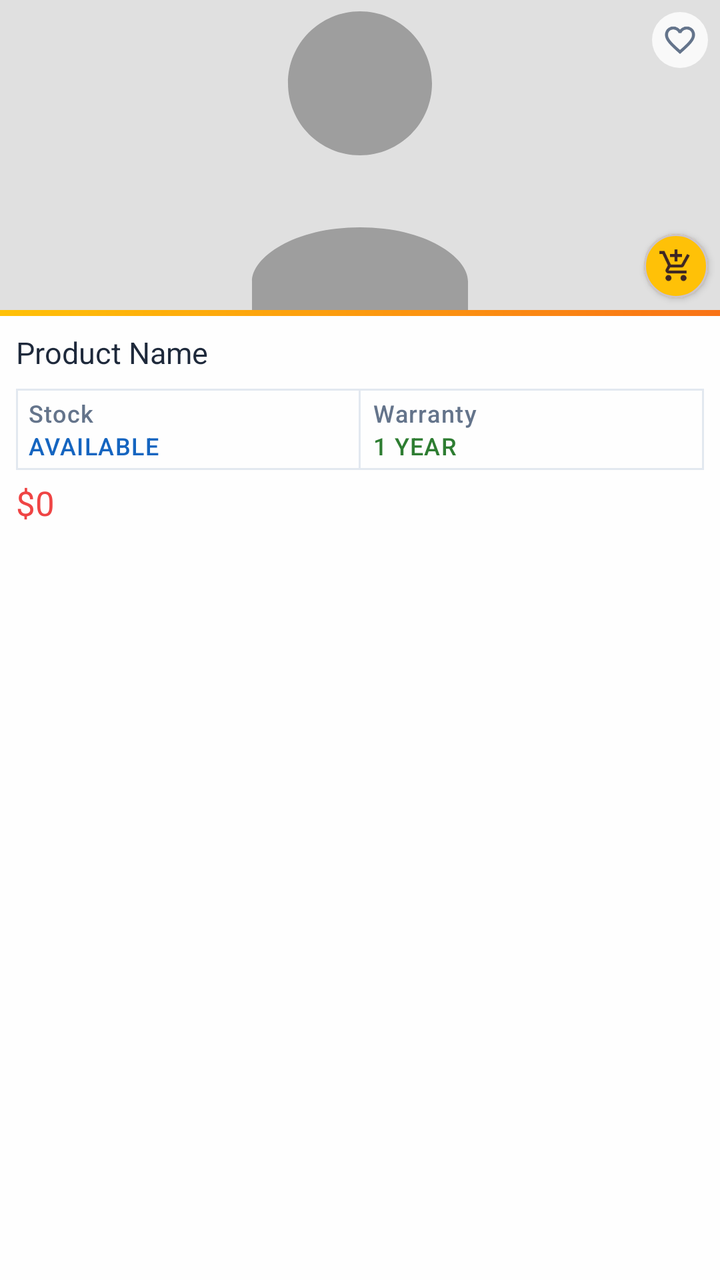
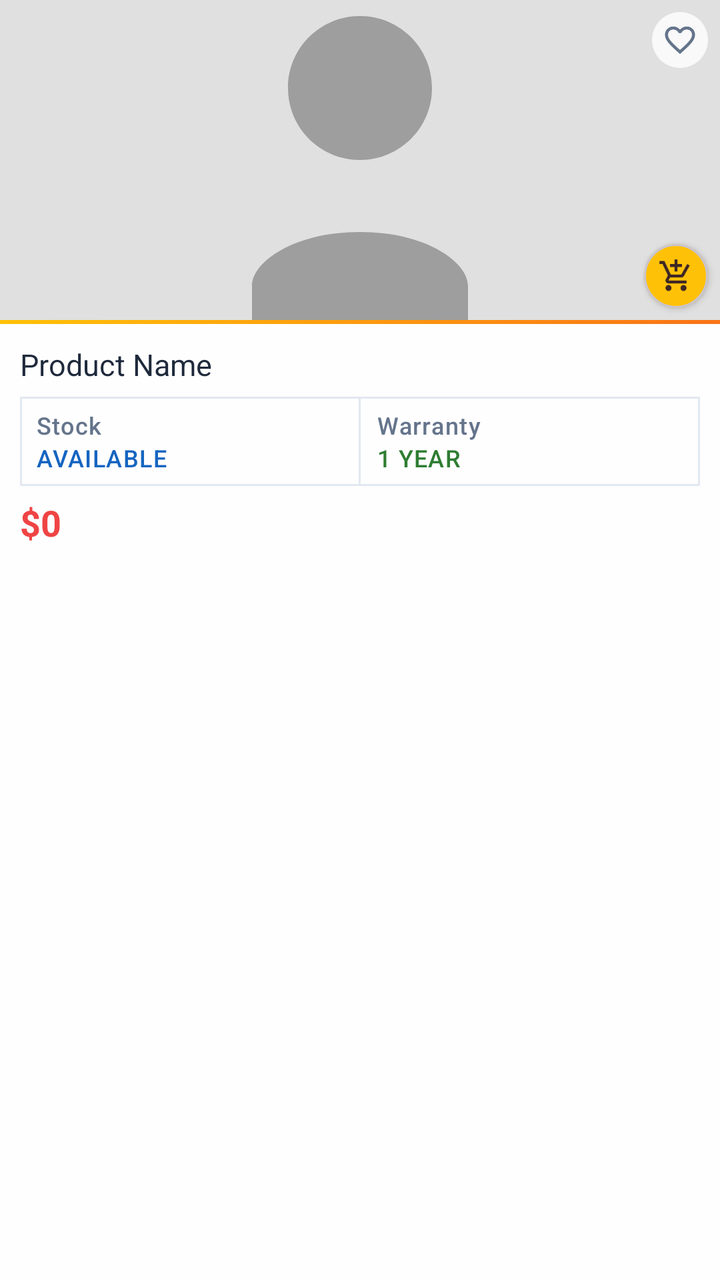

The first picture is an Android layout as it rendered before a commit; the second is the same layout after the commit. The layout source and the unified diff follow.
<!-- AndroidManifest.xml: application theme Theme.BeckieDealApp -->
<!-- res/layout/product_card.xml -->
﻿<?xml version="1.0" encoding="utf-8"?>

<com.google.android.material.card.MaterialCardView
    xmlns:android="http://schemas.android.com/apk/res/android"
    xmlns:app="http://schemas.android.com/apk/res-auto"
    android:layout_width="match_parent"
    android:layout_height="wrap_content"
    android:layout_margin="2dp"
    app:cardCornerRadius="0dp"
    app:cardElevation="0dp"
    app:strokeWidth="0dp"
    app:cardBackgroundColor="@color/product_card_bg">

    <LinearLayout
        android:layout_width="match_parent"
        android:layout_height="wrap_content"
        android:orientation="vertical">

        
        <FrameLayout
            android:layout_width="match_parent"
            android:layout_height="155dp"
            android:background="@color/card_bg_secondary">

            <ImageView
                android:id="@+id/productImage"
                android:layout_width="match_parent"
                android:layout_height="match_parent"
                android:scaleType="centerCrop"
                android:src="@drawable/placeholder_image" />

            <ImageView
                android:id="@+id/favoriteIcon"
                android:layout_width="28dp"
                android:layout_height="28dp"
                android:layout_gravity="top|end"
                android:layout_margin="6dp"
                android:background="@drawable/favorite_background"
                android:padding="5dp"
                android:src="@drawable/ic_favorite_border"
                app:tint="@color/text_secondary" />

            <com.google.android.material.card.MaterialCardView
                android:id="@+id/quickAddToCartButton"
                android:layout_width="32dp"
                android:layout_height="32dp"
                android:layout_gravity="bottom|end"
                android:layout_margin="6dp"
                app:cardCornerRadius="16dp"
                app:cardElevation="2dp"
                app:cardBackgroundColor="@color/yellow_star">
                <ImageView
                    android:layout_width="18dp"
                    android:layout_height="18dp"
                    android:layout_gravity="center"
                    android:src="@drawable/add_shopping_cart_24"
                    app:tint="@color/dark_brown" />
            </com.google.android.material.card.MaterialCardView>

        </FrameLayout>

        
        <View
            android:layout_width="match_parent"
            android:layout_height="3dp"
            android:background="@drawable/brand_bar_gradient" />

        
        <LinearLayout
            android:layout_width="match_parent"
            android:layout_height="wrap_content"
            android:orientation="vertical"
            android:paddingHorizontal="8dp"
            android:paddingTop="8dp"
            android:paddingBottom="10dp">

            
            <TextView
                android:id="@+id/productName"
                android:layout_width="match_parent"
                android:layout_height="wrap_content"
                android:text="Product Name"
                android:textAppearance="@style/TextAppearance.App.CardProductName"
                android:maxLines="2"
                android:ellipsize="end" />

            
            <TextView
                android:id="@+id/productVariant"
                android:layout_width="match_parent"
                android:layout_height="wrap_content"
                android:layout_marginTop="2dp"
                android:text=""
                android:textAppearance="@style/TextAppearance.App.Label"
                android:textAllCaps="false"
                android:textColor="@color/text_secondary"
                android:maxLines="1"
                android:ellipsize="end"
                android:visibility="gone" />

            
            <LinearLayout
                android:layout_width="match_parent"
                android:layout_height="wrap_content"
                android:layout_marginTop="8dp"
                android:background="@drawable/bg_fact_grid"
                android:orientation="horizontal">

                
                <LinearLayout
                    android:layout_width="0dp"
                    android:layout_height="wrap_content"
                    android:layout_weight="1"
                    android:orientation="vertical"
                    android:paddingHorizontal="6dp"
                    android:paddingVertical="4dp">

                    <TextView
                        android:layout_width="match_parent"
                        android:layout_height="wrap_content"
                        android:text="Stock"
                        android:textAppearance="@style/TextAppearance.App.Label"
                        android:textAllCaps="false"
                        android:textColor="@color/text_secondary" />

                    <TextView
                        android:id="@+id/stockStatus"
                        android:layout_width="match_parent"
                        android:layout_height="wrap_content"
                        android:text="Available"
                        android:textAppearance="@style/TextAppearance.App.Label"
                        android:textColor="#1565C0"
                        android:maxLines="1"
                        android:ellipsize="end" />
                </LinearLayout>

                
                <View
                    android:layout_width="1dp"
                    android:layout_height="match_parent"
                    android:background="@color/border_color" />

                
                <LinearLayout
                    android:layout_width="0dp"
                    android:layout_height="wrap_content"
                    android:layout_weight="1"
                    android:orientation="vertical"
                    android:paddingHorizontal="6dp"
                    android:paddingVertical="4dp">

                    <TextView
                        android:layout_width="match_parent"
                        android:layout_height="wrap_content"
                        android:text="Warranty"
                        android:textAppearance="@style/TextAppearance.App.Label"
                        android:textAllCaps="false"
                        android:textColor="@color/text_secondary" />

                    <TextView
                        android:id="@+id/warrantyText"
                        android:layout_width="match_parent"
                        android:layout_height="wrap_content"
                        android:text="1 Year"
                        android:textAppearance="@style/TextAppearance.App.Label"
                        android:textColor="#2E7D32"
                        android:maxLines="1"
                        android:ellipsize="end" />
                </LinearLayout>

            </LinearLayout>

            
            <TextView
                android:id="@+id/skuText"
                android:layout_width="wrap_content"
                android:layout_height="wrap_content"
                android:layout_marginTop="5dp"
                android:text=""
                android:textAppearance="@style/TextAppearance.App.Label"
                android:textColor="#00897B"
                android:visibility="gone" />

            
            <TextView
                android:id="@+id/productPrice"
                android:layout_width="wrap_content"
                android:layout_height="wrap_content"
                android:layout_marginTop="5dp"
                android:text="$0"
                android:textAppearance="@style/TextAppearance.App.CardPrice"
                android:textSize="17sp"
                android:textColor="@color/red_error" />

            
            <TextView
                android:id="@+id/productSpecs"
                android:layout_width="match_parent"
                android:layout_height="wrap_content"
                android:layout_marginTop="4dp"
                android:text=""
                android:textAppearance="@style/TextAppearance.App.Specs"
                android:maxLines="4"
                android:ellipsize="end"
                android:visibility="gone" />

            
            <TextView
                android:id="@+id/freeItemsText"
                android:layout_width="wrap_content"
                android:layout_height="wrap_content"
                android:layout_marginTop="2dp"
                android:text=""
                android:textAppearance="@style/TextAppearance.App.Label"
                android:textAllCaps="false"
                android:textColor="@color/red_error"
                android:textStyle="italic"
                android:visibility="gone" />

        </LinearLayout>

    </LinearLayout>

</com.google.android.material.card.MaterialCardView>
<!-- resources referenced by this layout -->
<resources>
  <color name="border_color">#E2E8F0</color>
  <color name="card_bg_secondary">#F1F5F9</color>
  <color name="dark_brown">#3E2723</color>
  <color name="product_card_bg">#FEFEFE</color>
  <color name="red_error">#EF4444</color>
  <color name="text_secondary">#64748B</color>
  <color name="yellow_star">#FFC107</color>
  <!-- drawable bg_fact_grid (drawable) -->
  <?xml version="1.0" encoding="utf-8"?>
  <shape xmlns:android="http://schemas.android.com/apk/res/android"
      android:shape="rectangle">
      <solid android:color="@android:color/transparent" />
      <stroke
          android:width="1dp"
          android:color="@color/border_color" />
  </shape>
  <!-- drawable brand_bar_gradient (drawable) -->
  <?xml version="1.0" encoding="utf-8"?>
  <shape xmlns:android="http://schemas.android.com/apk/res/android"
      android:shape="rectangle">
      <gradient
          android:angle="0"
          android:startColor="@color/yellow_star"
          android:endColor="@color/brand_orange" />
  </shape>
  <!-- drawable favorite_background (drawable) -->
  <?xml version="1.0" encoding="utf-8"?>
  <shape xmlns:android="http://schemas.android.com/apk/res/android"
      android:shape="oval">
      <solid android:color="#CCFFFFFF" />
  </shape>
  <style name="TextAppearance.App.CardPrice" parent="TextAppearance.Material3.BodyLarge">
          <item name="android:fontFamily">@font/synonym_semibold</item>
          <item name="android:textSize">15sp</item>
          <item name="android:letterSpacing">0</item>
          <item name="android:textColor">@color/text_primary</item>
      </style>
  <style name="TextAppearance.App.CardProductName" parent="TextAppearance.Material3.BodyLarge">
          <item name="android:fontFamily">@font/synonym_medium</item>
          <item name="android:textSize">15sp</item>
          <item name="android:letterSpacing">0</item>
          <item name="android:textColor">@color/text_primary</item>
      </style>
  <style name="Theme.BeckieDealApp" parent="Base.Theme.BeckieDealApp">
          <item name="buttonStyle">@style/Widget.App.Button</item>
          <item name="materialButtonStyle">@style/Widget.App.Button</item>
      </style>
  <color name="brand_orange">#F97316</color>
  <color name="text_primary">#1E293B</color>
  <style name="Widget.App.Button" parent="Widget.Material3.Button">
          <item name="shapeAppearance">@style/ShapeAppearance.App.Button.Pill</item>
          <item name="android:textAppearance">@style/TextAppearance.App.Button</item>
      </style>
  <color name="primary">#FDC011</color>
  <color name="on_primary">#FFFFFF</color>
  <color name="primary_container">#FDC011</color>
  <color name="on_primary_container">#582200</color>
  <color name="background">#F9F9F7</color>
  <color name="chip_selected_bg">#3E2723</color>
  <color name="surface">#FFFFFF</color>
  <color name="on_surface">#251913</color>
  <style name="TextAppearance.App.PriceHero" parent="TextAppearance.Material3.TitleLarge">
          <item name="android:fontFamily">@font/amulya_bold</item>
          <item name="android:textSize">22sp</item>
          <item name="android:letterSpacing">-0.01</item>
          <item name="android:textColor">@color/text_primary</item>
      </style>
  <style name="TextAppearance.App.Button" parent="TextAppearance.Material3.LabelLarge">
          <item name="android:fontFamily">@font/synonym_semibold</item>
          <item name="android:textSize">15sp</item>
          <item name="android:letterSpacing">0.01</item>
          <item name="android:textAllCaps">false</item>
      </style>
  <style name="ShapeAppearance.App.Button.Pill" parent="">
          <item name="cornerFamily">rounded</item>
          <item name="cornerSize">50%</item>
      </style>
  <color name="nav_indicator_fill">#FFF1EB</color>
  <style name="ShapeAppearance.App.BottomNav.ActiveIndicator" parent="">
          <item name="cornerFamily">rounded</item>
          <item name="cornerSize">50%</item>
      </style>
  <!-- unchanged entries left out for length: 12 -->
</resources>

<!-- the commit's change to res/layout/product_card.xml (unified diff, before → after) -->
@@ -19,7 +19,7 @@
         
         <FrameLayout
             android:layout_width="match_parent"
-            android:layout_height="155dp"
+            android:layout_height="160dp"
             android:background="@color/card_bg_secondary">
 
             <ImageView
@@ -62,7 +62,7 @@
         
         <View
             android:layout_width="match_parent"
-            android:layout_height="3dp"
+            android:layout_height="2dp"
             android:background="@drawable/brand_bar_gradient" />
 
         
@@ -70,9 +70,9 @@
             android:layout_width="match_parent"
             android:layout_height="wrap_content"
             android:orientation="vertical"
-            android:paddingHorizontal="8dp"
-            android:paddingTop="8dp"
-            android:paddingBottom="10dp">
+            android:paddingHorizontal="10dp"
+            android:paddingTop="10dp"
+            android:paddingBottom="8dp">
 
             
             <TextView
@@ -102,7 +102,7 @@
             <LinearLayout
                 android:layout_width="match_parent"
                 android:layout_height="wrap_content"
-                android:layout_marginTop="8dp"
+                android:layout_marginTop="6dp"
                 android:background="@drawable/bg_fact_grid"
                 android:orientation="horizontal">
 
@@ -112,8 +112,8 @@
                     android:layout_height="wrap_content"
                     android:layout_weight="1"
                     android:orientation="vertical"
-                    android:paddingHorizontal="6dp"
-                    android:paddingVertical="4dp">
+                    android:paddingHorizontal="8dp"
+                    android:paddingVertical="6dp">
 
                     <TextView
                         android:layout_width="match_parent"
@@ -146,8 +146,8 @@
                     android:layout_height="wrap_content"
                     android:layout_weight="1"
                     android:orientation="vertical"
-                    android:paddingHorizontal="6dp"
-                    android:paddingVertical="4dp">
+                    android:paddingHorizontal="8dp"
+                    android:paddingVertical="6dp">
 
                     <TextView
                         android:layout_width="match_parent"
@@ -186,11 +186,12 @@
                 android:id="@+id/productPrice"
                 android:layout_width="wrap_content"
                 android:layout_height="wrap_content"
-                android:layout_marginTop="5dp"
+                android:layout_marginTop="6dp"
                 android:text="$0"
                 android:textAppearance="@style/TextAppearance.App.CardPrice"
-                android:textSize="17sp"
-                android:textColor="@color/red_error" />
+                android:textSize="18sp"
+                android:textColor="@color/red_error"
+                android:textStyle="bold" />
 
             
             <TextView
